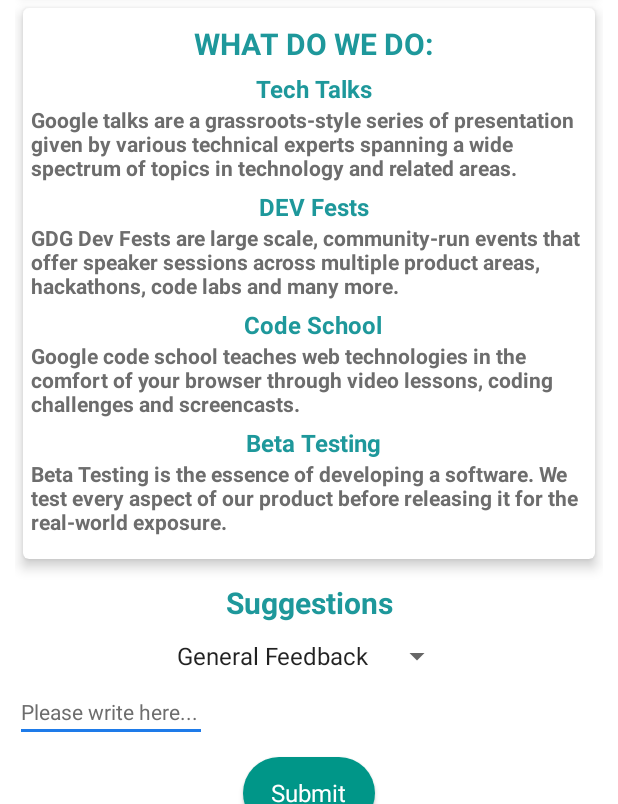
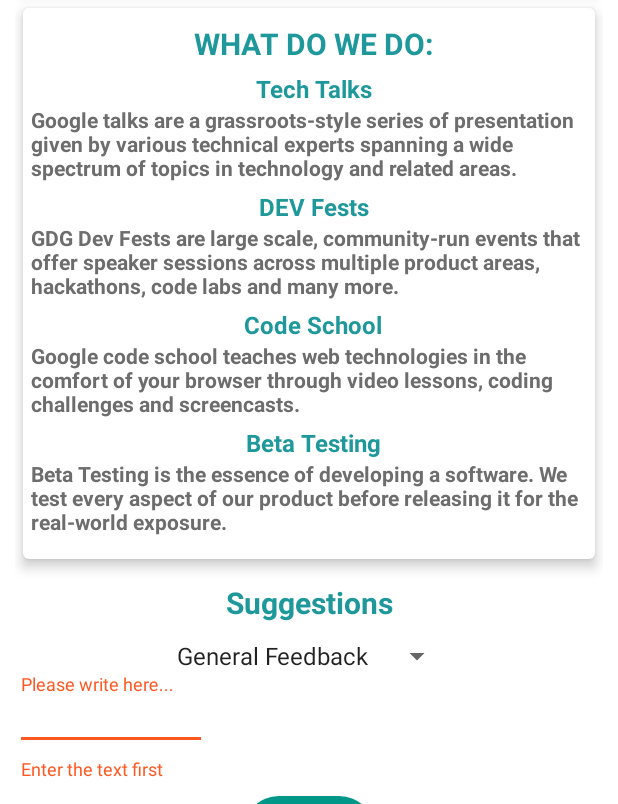
Before and after one commit to Akanshi32/GDGVITVellore, an Android app: the fragment AboutUsFragment placed in its activity, after a tap on "Submit", on a phone screen of 412 x 824 dp, the part 432-1236 px from its top. Run offline under Robolectric (Android 15) with nearby library versions, the phone set to English and light mode, and no system bars; our stand-ins replace CircleImageView; libraries missing offline, so code that uses them is left out: com.firebase.client, com.firebase.ui; pictures from the network do not load; 3 statements that could not run were skipped.

Commit message:
About us updated

```diff
--- a/app/src/main/java/com/example/tanmayjha/gdgvitvellore/Entity/AboutUs/AboutUsFragment.java
+++ b/app/src/main/java/com/example/tanmayjha/gdgvitvellore/Entity/AboutUs/AboutUsFragment.java
@@ -3,10 +3,12 @@
 
 import android.content.Intent;
 import android.os.Bundle;
+import android.support.design.widget.TextInputLayout;
 import android.support.v4.app.Fragment;
 import android.view.LayoutInflater;
 import android.view.View;
 import android.view.ViewGroup;
+import android.view.WindowManager;
 import android.widget.Button;
 import android.widget.EditText;
 import android.widget.Spinner;
@@ -21,6 +23,7 @@
     Button button;
     Spinner spinnerOption;
     EditText feedback;
+    TextInputLayout inputFeedback;
 
     public AboutUsFragment() {
         // Required empty public constructor
@@ -35,9 +38,26 @@
         button=(Button)view.findViewById(R.id.submit);
         spinnerOption=(Spinner)view.findViewById(R.id.spinner_option);
         feedback=(EditText)view.findViewById(R.id.feedback);
+        inputFeedback=(TextInputLayout)view.findViewById(R.id.input_feedback);
         button.setOnClickListener(new View.OnClickListener() {
             @Override
             public void onClick(View view){
+
+                if(feedback.getText().toString().trim().isEmpty())
+                {
+                    inputFeedback.setError("Enter the text first");
+                    if(feedback.requestFocus())
+                    {
+                        //not sure what is the use of below code
+                        getActivity().getWindow().setSoftInputMode(WindowManager.LayoutParams.SOFT_INPUT_STATE_ALWAYS_VISIBLE);
+                    }
+                    inputFeedback.setErrorEnabled(true);
+
+                }
+                else
+                {
+                    //below statement is used to remove the error statement i guess.
+                    inputFeedback.setErrorEnabled(false);
                     String subject=String.valueOf(spinnerOption.getSelectedItem());
                     Intent email = new Intent(Intent.ACTION_SEND);
                     String message=feedback.getText().toString();
@@ -46,6 +66,7 @@
                     email.putExtra(Intent.EXTRA_TEXT, message);
                     email.setType("message/rfc822");
                     startActivity(Intent.createChooser(email, "Choose an Email client :"));
+                }
             }
         });
     }
--- a/app/src/main/res/layout/fragment_about_us.xml
+++ b/app/src/main/res/layout/fragment_about_us.xml
@@ -183,6 +183,10 @@
         android:id="@+id/spinner_option"
         android:layout_gravity="center_horizontal"
         android:entries="@array/Suggestions"/>
+    <android.support.design.widget.TextInputLayout
+        android:id="@+id/input_feedback"
+        android:layout_width="match_parent"
+        android:layout_height="wrap_content">
         <EditText
             android:layout_width="wrap_content"
             android:layout_height="wrap_content"
@@ -196,6 +200,7 @@
             android:inputType="text"
             android:hint="Please write here..."
             android:layout_gravity="left"/>
+    </android.support.design.widget.TextInputLayout>
 
     <Button
         android:layout_marginTop="10dp"
```
Lines whose indentation alone changed are shown as unchanged.
